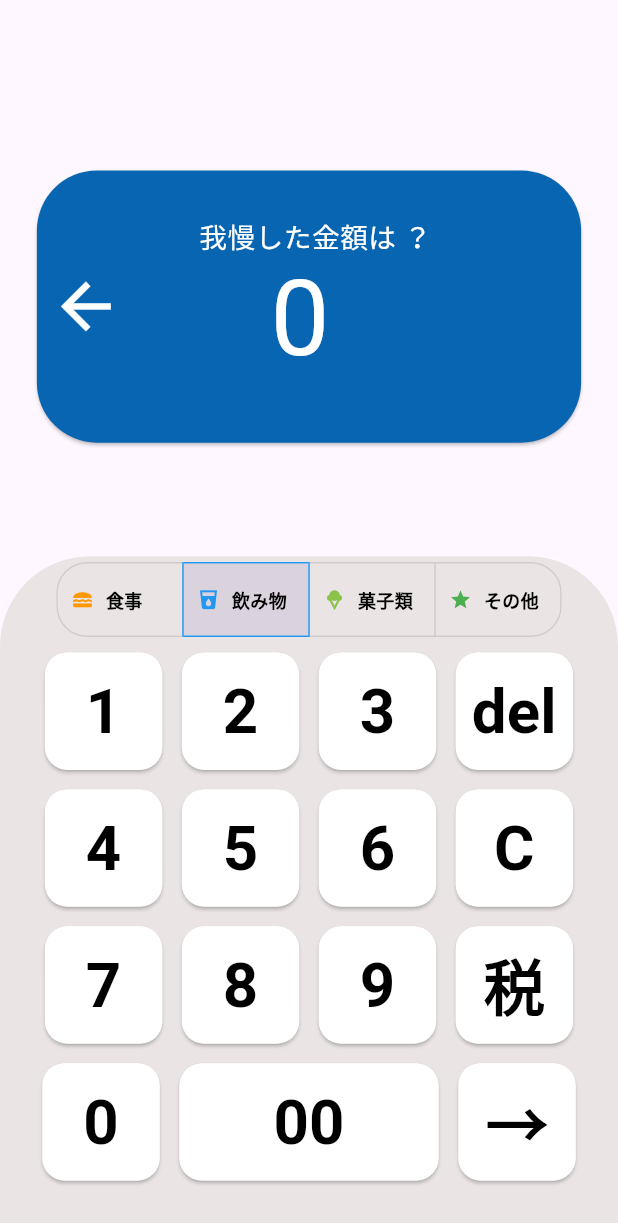
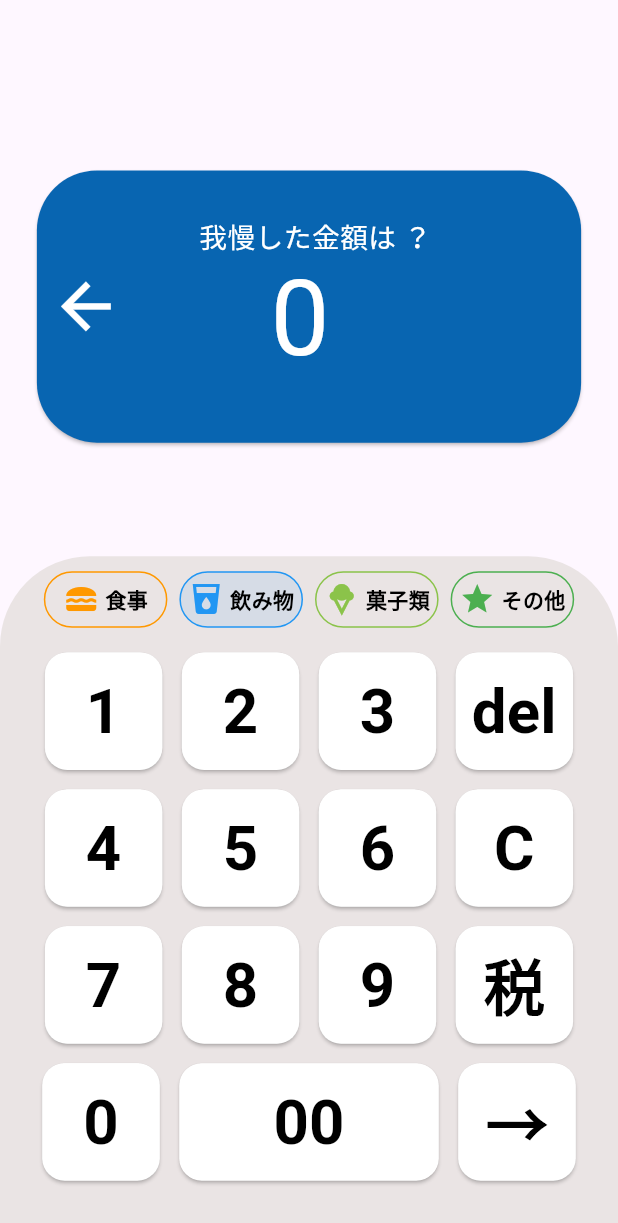
Before and after one commit to kou-nagamine/new_save_money, a Flutter app: the screen it shows after launch, item 2 of the bottom bar chosen, on a phone screen of 412 x 824 dp. Shown: the top 1223 px of the screen. Run offline on Flutter 3.47's test engine with Material 3 defaults, Android fonts, the light colour scheme and no system bars; our stand-ins replace fl_chart, flutter_riverpod, flutter_svg, riverpod_annotation, shared_preferences; missing offline and left inert: iconoir_flutter; generated files the repository leaves out were written again; statements that could not run were skipped.

Commit message:
デザインの更新とトグルボタンの使用中止

```diff
--- a/lib/views/pages/calculator/components/calculator.dart
+++ b/lib/views/pages/calculator/components/calculator.dart
@@ -67,49 +67,62 @@ class _CalculatorState extends State<Calculator> {
             //ここに食べ物ののドロップナビゲーションを追加、高さが超えるときは上のpaddingとかいじっても良いですー
             SizedBox(
               height: size.height * 0.07,
-              child: Center(
-                child: ClipRRect(
-                  borderRadius: BorderRadius.circular(20.0), // Adjust this value as needed
-                    child: ToggleButtons(
-                      isSelected: List.generate(_icons.length, (index) => index == selectedIndex),
-                      onPressed: (int newIndex) {
+              child: ListView.builder(
+                scrollDirection: Axis.horizontal,
+                itemCount: _icons.length,
+                shrinkWrap: true,
+                itemBuilder: (context, index) {
+                  return GestureDetector(
+                    onTap: () {
                       setState(() {
-                          selectedIndex = newIndex;
+                        selectedIndex = index;
                       });
                     },
-                      selectedBorderColor: _colors[selectedIndex],
-                      borderRadius: BorderRadius.circular(20.0), // Adjust this value as needed
-                      children: List.generate(_icons.length, (index) {
-                        return Padding(
-                          padding: const EdgeInsets.symmetric(horizontal: 9.0, vertical: 10.0),
-                          child: SizedBox(
-                            width: 65,
-                            child: Row(
+                    child: Padding(
+                      padding: const EdgeInsets.symmetric(horizontal: 4.0, vertical: 10.0),
+                      child:
+                        SizedBox(
+                          width : size.width * 0.2,
+                          height: size.height * 0.04,
+                          child:Container(
+                            alignment: Alignment.center,
+                            decoration: BoxDecoration(
+                              color: selectedIndex == index
+                                  ? _colors[index].withOpacity(0.1)
+                                  : null,
+                              borderRadius: BorderRadius.circular(50.0),
+                              border: Border.all(
+                                color: _colors[index]
+                              ),
+                            ),
+                            child: Padding(
+                              padding: const EdgeInsets.symmetric(horizontal: 3.0),
+                              child:Row(
+                                mainAxisAlignment: MainAxisAlignment.center,
+                                crossAxisAlignment: CrossAxisAlignment.center,
                                 children: [
                                   Icon(
                                     _icons[index],
-                                  color: _colors[index],
-                                  size: 15.0,
+                                    color: _colors[index]
                                   ),
-                                const SizedBox(width: 8.0),
+                                  const SizedBox(width: 4.0),
                                   Text(
                                     _labels[index],
-                                  style: const TextStyle(
-                                    fontSize: 12.0,
+                                    style: TextStyle(
+                                      color: Colors.black,
                                       fontWeight: FontWeight.bold,
-                                    color: Colors.black,
                                     ),
                                   ),
                                 ],
                               ),
                             ),
-                        );
-                      }),
                           ),
                         ),
                       ),
+                    );
+                  },
+                )
               ),
-
             Table(
               //border: TableBorder.all(),
               //列数を4列に指定
```
Lines whose indentation alone changed are shown as unchanged.
